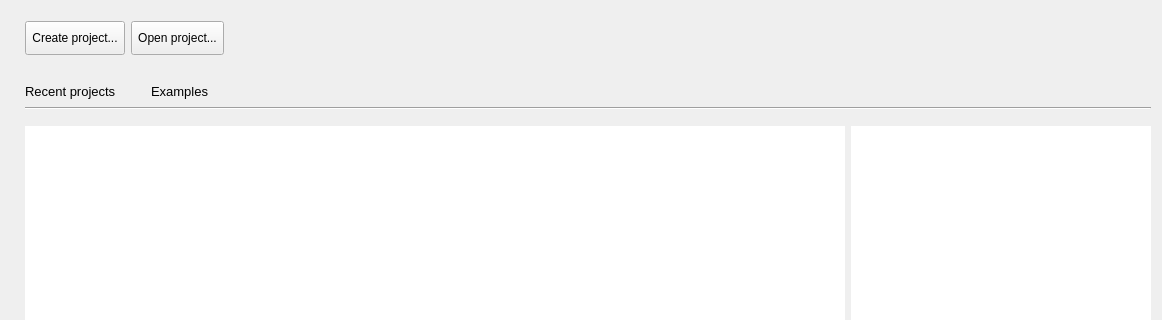
This is SIM-VICUS/src/SVWelcomeScreen.ui in Brockaaa/SIM-VICUS as Qt 5 draws it before an edit; both pictures show x 0 to 1162 and y 0 to 320 of the 1162 by 698 pixel window. The edited form follows.
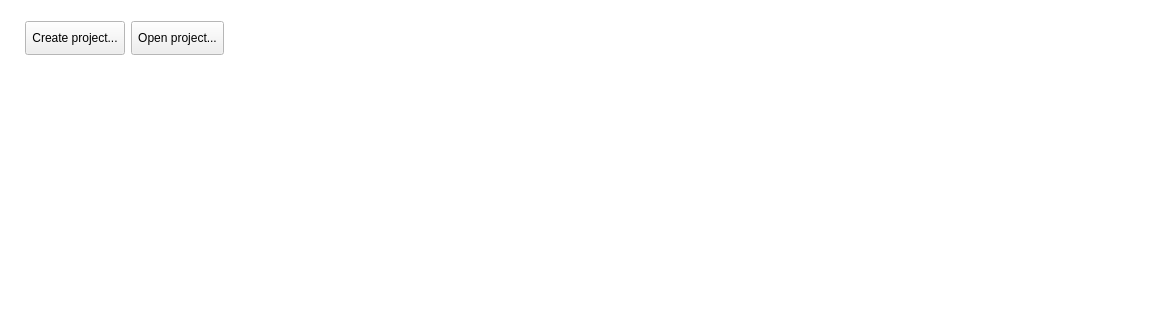
This is the edited form. Icons and pictures are not drawn. Custom widgets are drawn as their Qt base class.

```diff
--- a/SIM-VICUS/src/SVWelcomeScreen.ui
+++ b/SIM-VICUS/src/SVWelcomeScreen.ui
@@ -12,9 +12,66 @@
   </property>
   <property name="palette">
    <palette>
-    <active/>
-    <inactive/>
-    <disabled/>
+    <active>
+     <colorrole role="Base">
+      <brush brushstyle="SolidPattern">
+       <color alpha="255">
+        <red>255</red>
+        <green>255</green>
+        <blue>255</blue>
+       </color>
+      </brush>
+     </colorrole>
+     <colorrole role="Window">
+      <brush brushstyle="SolidPattern">
+       <color alpha="255">
+        <red>255</red>
+        <green>255</green>
+        <blue>255</blue>
+       </color>
+      </brush>
+     </colorrole>
+    </active>
+    <inactive>
+     <colorrole role="Base">
+      <brush brushstyle="SolidPattern">
+       <color alpha="255">
+        <red>255</red>
+        <green>255</green>
+        <blue>255</blue>
+       </color>
+      </brush>
+     </colorrole>
+     <colorrole role="Window">
+      <brush brushstyle="SolidPattern">
+       <color alpha="255">
+        <red>255</red>
+        <green>255</green>
+        <blue>255</blue>
+       </color>
+      </brush>
+     </colorrole>
+    </inactive>
+    <disabled>
+     <colorrole role="Base">
+      <brush brushstyle="SolidPattern">
+       <color alpha="255">
+        <red>255</red>
+        <green>255</green>
+        <blue>255</blue>
+       </color>
+      </brush>
+     </colorrole>
+     <colorrole role="Window">
+      <brush brushstyle="SolidPattern">
+       <color alpha="255">
+        <red>255</red>
+        <green>255</green>
+        <blue>255</blue>
+       </color>
+      </brush>
+     </colorrole>
+    </disabled>
    </palette>
   </property>
   <property name="windowTitle">
@@ -23,9 +80,19 @@
   <property name="autoFillBackground">
    <bool>true</bool>
   </property>
-  <layout class="QVBoxLayout" name="verticalLayout">
-   <item>
-    <spacer name="verticalSpacer_2">
+  <layout class="QGridLayout" name="gridLayout">
+   <item row="3" column="0">
+    <widget class="QTextBrowser" name="textBrowser">
+     <property name="frameShape">
+      <enum>QFrame::NoFrame</enum>
+     </property>
+     <property name="openLinks">
+      <bool>false</bool>
+     </property>
+    </widget>
+   </item>
+   <item row="2" column="0">
+    <spacer name="verticalSpacer">
      <property name="orientation">
       <enum>Qt::Vertical</enum>
      </property>
@@ -40,7 +107,7 @@
      </property>
     </spacer>
    </item>
-   <item>
+   <item row="1" column="0">
     <layout class="QHBoxLayout" name="horizontalLayout">
      <item>
       <spacer name="horizontalSpacer_2">
@@ -70,8 +137,8 @@
         <string>Create project...</string>
        </property>
        <property name="icon">
-        <iconset resource="../resources/icons.qrc">
-         <normaloff>:/gfx/icons8/icons8-new-file-80.png</normaloff>:/gfx/icons8/icons8-new-file-80.png</iconset>
+        <iconset resource="../resources/SIM-VICUS.qrc">
+         <normaloff>:/gfx/actions/64x64/new.png</normaloff>:/gfx/actions/64x64/new.png</iconset>
        </property>
        <property name="iconSize">
         <size>
@@ -96,8 +163,8 @@
         <string>Open project...</string>
        </property>
        <property name="icon">
-        <iconset resource="../resources/icons.qrc">
-         <normaloff>:/gfx/icons8/icons8-ordner-oeffnen-80.png</normaloff>:/gfx/icons8/icons8-ordner-oeffnen-80.png</iconset>
+        <iconset resource="../resources/SIM-VICUS.qrc">
+         <normaloff>:/gfx/actions/64x64/open.png</normaloff>:/gfx/actions/64x64/open.png</iconset>
        </property>
        <property name="iconSize">
         <size>
@@ -125,8 +192,8 @@
      </item>
     </layout>
    </item>
-   <item>
-    <spacer name="verticalSpacer">
+   <item row="0" column="0">
+    <spacer name="verticalSpacer_2">
      <property name="orientation">
       <enum>Qt::Vertical</enum>
      </property>
@@ -136,169 +203,13 @@
      <property name="sizeHint" stdset="0">
       <size>
        <width>20</width>
-       <height>20</height>
+       <height>10</height>
       </size>
      </property>
     </spacer>
    </item>
-   <item>
-    <layout class="QGridLayout" name="gridLayout">
-     <item row="3" column="1">
-      <widget class="QTextBrowser" name="textBrowserMain">
-       <property name="frameShape">
-        <enum>QFrame::NoFrame</enum>
-       </property>
-       <property name="lineWidth">
-        <number>0</number>
-       </property>
-       <property name="openLinks">
-        <bool>false</bool>
-       </property>
-      </widget>
-     </item>
-     <item row="0" column="1" colspan="2">
-      <layout class="QHBoxLayout" name="horizontalLayout_4">
-       <item>
-        <widget class="QtExt::ClickableLabel" name="labelRecent">
-         <property name="sizePolicy">
-          <sizepolicy hsizetype="Maximum" vsizetype="Preferred">
-           <horstretch>0</horstretch>
-           <verstretch>0</verstretch>
-          </sizepolicy>
-         </property>
-         <property name="minimumSize">
-          <size>
-           <width>120</width>
-           <height>0</height>
-          </size>
-         </property>
-         <property name="maximumSize">
-          <size>
-           <width>120</width>
-           <height>16777215</height>
-          </size>
-         </property>
-         <property name="font">
-          <font>
-           <pointsize>10</pointsize>
-          </font>
-         </property>
-         <property name="text">
-          <string>Recent projects</string>
-         </property>
-        </widget>
-       </item>
-       <item>
-        <widget class="QtExt::ClickableLabel" name="labelExample">
-         <property name="sizePolicy">
-          <sizepolicy hsizetype="Maximum" vsizetype="Preferred">
-           <horstretch>0</horstretch>
-           <verstretch>0</verstretch>
-          </sizepolicy>
-         </property>
-         <property name="minimumSize">
-          <size>
-           <width>120</width>
-           <height>0</height>
-          </size>
-         </property>
-         <property name="maximumSize">
-          <size>
-           <width>120</width>
-           <height>16777215</height>
-          </size>
-         </property>
-         <property name="font">
-          <font>
-           <pointsize>10</pointsize>
-          </font>
-         </property>
-         <property name="text">
-          <string>Examples</string>
-         </property>
-        </widget>
-       </item>
-       <item>
-        <spacer name="horizontalSpacer_3">
-         <property name="orientation">
-          <enum>Qt::Horizontal</enum>
-         </property>
-         <property name="sizeHint" stdset="0">
-          <size>
-           <width>40</width>
-           <height>20</height>
-          </size>
-         </property>
-        </spacer>
-       </item>
-      </layout>
-     </item>
-     <item row="3" column="0">
-      <spacer name="horizontalSpacer_5">
-       <property name="orientation">
-        <enum>Qt::Horizontal</enum>
-       </property>
-       <property name="sizeType">
-        <enum>QSizePolicy::Fixed</enum>
-       </property>
-       <property name="sizeHint" stdset="0">
-        <size>
-         <width>14</width>
-         <height>20</height>
-        </size>
-       </property>
-      </spacer>
-     </item>
-     <item row="3" column="2">
-      <widget class="QTextBrowser" name="textBrowserNews">
-       <property name="maximumSize">
-        <size>
-         <width>300</width>
-         <height>16777215</height>
-        </size>
-       </property>
-       <property name="frameShape">
-        <enum>QFrame::NoFrame</enum>
-       </property>
-       <property name="openLinks">
-        <bool>false</bool>
-       </property>
-      </widget>
-     </item>
-     <item row="2" column="1">
-      <spacer name="verticalSpacer_3">
-       <property name="orientation">
-        <enum>Qt::Vertical</enum>
-       </property>
-       <property name="sizeType">
-        <enum>QSizePolicy::Fixed</enum>
-       </property>
-       <property name="sizeHint" stdset="0">
-        <size>
-         <width>10</width>
-         <height>10</height>
-        </size>
-       </property>
-      </spacer>
-     </item>
-     <item row="1" column="1" colspan="2">
-      <widget class="Line" name="line">
-       <property name="orientation">
-        <enum>Qt::Horizontal</enum>
-       </property>
-      </widget>
-     </item>
-    </layout>
-   </item>
   </layout>
  </widget>
- <customwidgets>
-  <customwidget>
-   <class>QtExt::ClickableLabel</class>
-   <extends>QLabel</extends>
-   <header location="global">QtExt_ClickableLabel.h</header>
-  </customwidget>
- </customwidgets>
  <resources>
   <include location="../resources/icons.qrc"/>
  </resources>
```
Left out of the diff: 2 changed lines with no effect on the pictures.
